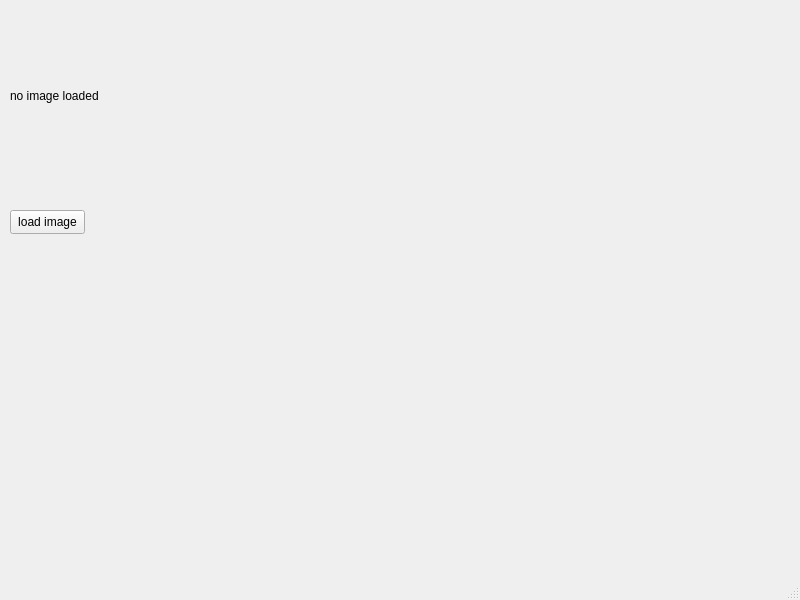
Qt form python_application/gui/app.ui (MohammadIbraheem71/Image_filter_applicator) before a commit.
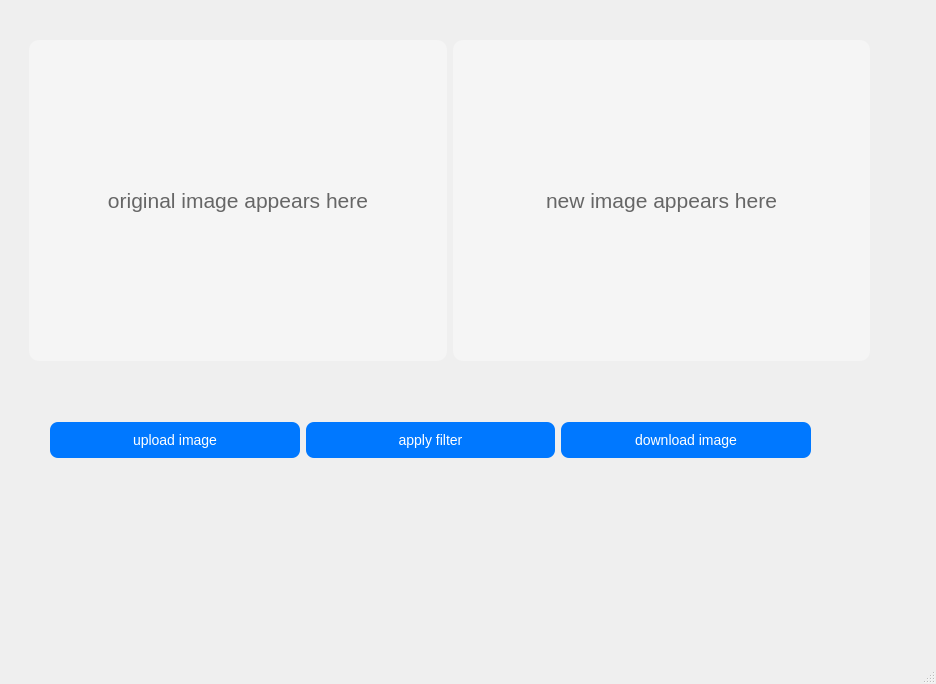
The same form after that commit.

The edit to the form file:
```diff
--- a/python_application/gui/app.ui
+++ b/python_application/gui/app.ui
@@ -6,39 +6,193 @@
    <rect>
     <x>0</x>
     <y>0</y>
-    <width>800</width>
-    <height>600</height>
+    <width>936</width>
+    <height>684</height>
    </rect>
   </property>
+  <property name="minimumSize">
+   <size>
+    <width>400</width>
+    <height>300</height>
+   </size>
+  </property>
   <property name="windowTitle">
    <string>MainWindow</string>
   </property>
+  <property name="styleSheet">
+   <string notr="true">QLabel {
+    background-color: #f5f5f5;
+    border-radius: 10px;
+    padding: 10px;
+    color: #666;
+}
+</string>
+  </property>
   <widget class="QWidget" name="centralwidget">
-   <widget class="QLabel" name="image_label">
+   <widget class="QWidget" name="horizontalLayoutWidget">
     <property name="geometry">
      <rect>
-      <x>10</x>
-      <y>10</y>
-      <width>251</width>
-      <height>171</height>
+      <x>50</x>
+      <y>410</y>
+      <width>761</width>
+      <height>61</height>
      </rect>
     </property>
-    <property name="text">
-     <string>no image loaded</string>
-    </property>
+    <layout class="QHBoxLayout" name="horizontalLayout">
+     <item>
+      <widget class="QPushButton" name="upload_image">
+       <property name="styleSheet">
+        <string notr="true">QPushButton {
+    background-color: #0078ff;
+    color: white;
+    padding: 10px 20px;
+    border-radius: 8px;
+    font-size: 14px;
+}
+
+QPushButton:hover {
+    background-color: #005fcc;
+}
+
+QPushButton:pressed {
+    background-color: #004799;
+}
+</string>
+       </property>
+       <property name="text">
+        <string>upload image</string>
+       </property>
+      </widget>
+     </item>
+     <item>
+      <widget class="QPushButton" name="apply_filter">
+       <property name="styleSheet">
+        <string notr="true">QPushButton {
+    background-color: #0078ff;
+    color: white;
+    padding: 10px 20px;
+    border-radius: 8px;
+    font-size: 14px;
+}
+
+QPushButton:hover {
+    background-color: #005fcc;
+}
+
+QPushButton:pressed {
+    background-color: #004799;
+}
+</string>
+       </property>
+       <property name="text">
+        <string>apply filter</string>
+       </property>
+      </widget>
+     </item>
+     <item>
+      <widget class="QPushButton" name="download_image">
+       <property name="styleSheet">
+        <string notr="true">QPushButton {
+    background-color: #0078ff;
+    color: white;
+    padding: 10px 20px;
+    border-radius: 8px;
+    font-size: 14px;
+}
+
+QPushButton:hover {
+    background-color: #005fcc;
+}
+
+QPushButton:pressed {
+    background-color: #004799;
+}
+</string>
+       </property>
+       <property name="text">
+        <string>download image</string>
+       </property>
+      </widget>
+     </item>
+    </layout>
    </widget>
-   <widget class="QPushButton" name="load_button">
+   <widget class="QWidget" name="horizontalLayoutWidget_2">
     <property name="geometry">
      <rect>
-      <x>10</x>
-      <y>210</y>
-      <width>75</width>
-      <height>24</height>
+      <x>29</x>
+      <y>40</y>
+      <width>841</width>
+      <height>321</height>
      </rect>
     </property>
-    <property name="text">
-     <string>load image</string>
-    </property>
+    <layout class="QHBoxLayout" name="horizontalLayout_2">
+     <item>
+      <widget class="QLabel" name="image_preview">
+       <property name="minimumSize">
+        <size>
+         <width>400</width>
+         <height>300</height>
+        </size>
+       </property>
+       <property name="font">
+        <font>
+         <pointsize>16</pointsize>
+        </font>
+       </property>
+       <property name="styleSheet">
+        <string notr="true">QLabel {
+    background-color: #f5f5f5;
+    border-radius: 10px;
+    padding: 10px;
+    color: #666;
+}
+</string>
+       </property>
+       <property name="frameShape">
+        <enum>QFrame::Shape::StyledPanel</enum>
+       </property>
+       <property name="text">
+        <string>original image appears here</string>
+       </property>
+       <property name="alignment">
+        <set>Qt::AlignmentFlag::AlignCenter</set>
+       </property>
+      </widget>
+     </item>
+     <item>
+      <widget class="QLabel" name="new_image_preview">
+       <property name="minimumSize">
+        <size>
+         <width>400</width>
+         <height>300</height>
+        </size>
+       </property>
+       <property name="font">
+        <font>
+         <pointsize>16</pointsize>
+        </font>
+       </property>
+       <property name="styleSheet">
+        <string notr="true">QLabel {
+    background-color: #f5f5f5;
+    border-radius: 10px;
+    padding: 10px;
+    color: #666;
+}
+</string>
+       </property>
+       <property name="frameShape">
+        <enum>QFrame::Shape::StyledPanel</enum>
+       </property>
+       <property name="text">
+        <string>new image appears here</string>
+       </property>
+       <property name="alignment">
+        <set>Qt::AlignmentFlag::AlignCenter</set>
+       </property>
+      </widget>
+     </item>
+    </layout>
    </widget>
   </widget>
   <widget class="QMenuBar" name="menubar">
```
Left out of the diff: 19 changed lines with no effect on the pictures.
